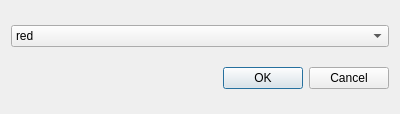
Above: assign4/problem1/Fancy-Clock/color.ui from nabnap/Workspace before the change. Below: the same form after it.
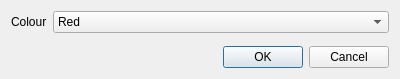
That is the form after the change.

```diff
--- a/assign4/problem1/Fancy-Clock/color.ui
+++ b/assign4/problem1/Fancy-Clock/color.ui
@@ -7,7 +7,7 @@
     <x>0</x>
     <y>0</y>
     <width>400</width>
-    <height>114</height>
+    <height>79</height>
    </rect>
   </property>
   <property name="windowTitle">
@@ -15,10 +15,19 @@
   </property>
   <layout class="QVBoxLayout" name="verticalLayout">
    <item>
+    <layout class="QFormLayout" name="formLayout">
+     <item row="0" column="0">
+      <widget class="QLabel" name="label">
+       <property name="text">
+        <string>Colour</string>
+       </property>
+      </widget>
+     </item>
+     <item row="0" column="1">
     <widget class="QComboBox" name="comboBox">
      <item>
       <property name="text">
-       <string>red</string>
+         <string>Red</string>
       </property>
      </item>
      <item>
@@ -42,6 +51,8 @@
       </property>
      </item>
     </widget>
+     </item>
+    </layout>
    </item>
    <item>
     <widget class="QDialogButtonBox" name="buttonBox">
```
Left out of the diff: 8 changed lines with no effect on the pictures. Lines whose indentation alone changed are shown as unchanged.
